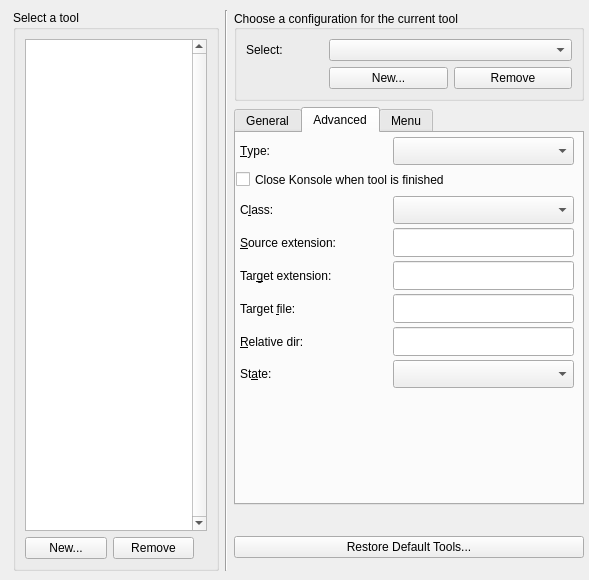
First picture: the form in src/widgets/maintoolconfigwidget.ui, repository KDE/kile, before the edit.
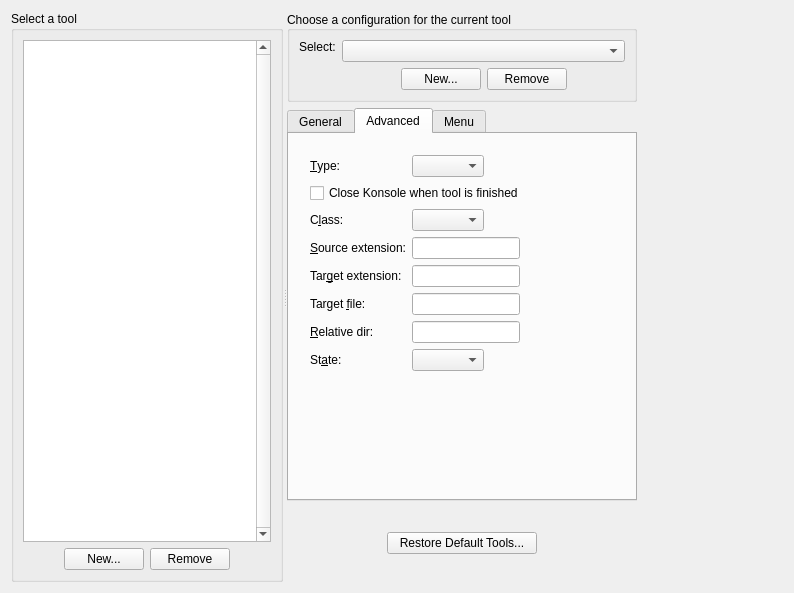
Second picture: the form after the edit. The open tabs and pages were chosen to show the change. Custom widgets are drawn as their Qt base class.

Commit message: Trying to improve the looks of the tool configuration page a little...

```diff
--- a/src/widgets/maintoolconfigwidget.ui
+++ b/src/widgets/maintoolconfigwidget.ui
@@ -1,98 +1,109 @@
 <ui version="4.0" >
  <class>ToolConfigWidget</class>
- <widget class="QWidget" name="ToolConfigWidget" >
-  <property name="geometry" >
+ <widget class="QWidget" name="ToolConfigWidget">
+  <property name="geometry">
    <rect>
     <x>0</x>
     <y>0</y>
-    <width>589</width>
-    <height>580</height>
+    <width>794</width>
+    <height>593</height>
    </rect>
   </property>
-  <property name="sizePolicy" >
-   <sizepolicy vsizetype="Minimum" hsizetype="MinimumExpanding" >
+  <property name="sizePolicy">
+   <sizepolicy hsizetype="MinimumExpanding" vsizetype="Minimum">
     <horstretch>0</horstretch>
     <verstretch>0</verstretch>
    </sizepolicy>
   </property>
-  <property name="minimumSize" >
+  <property name="minimumSize">
    <size>
     <width>0</width>
     <height>0</height>
    </size>
   </property>
-  <property name="windowTitle" >
+  <property name="windowTitle">
    <string>Configure</string>
   </property>
-  <widget class="QWidget" name="" >
-   <property name="geometry" >
-    <rect>
-     <x>13</x>
-     <y>10</y>
-     <width>571</width>
-     <height>561</height>
-    </rect>
-   </property>
-   <layout class="QHBoxLayout" name="horizontalLayout_2" >
+  <layout class="QHBoxLayout" name="horizontalLayout_4">
     <item>
-     <widget class="QGroupBox" name="groupBox_2" >
-      <property name="title" >
+    <widget class="QSplitter" name="splitter">
+     <property name="orientation">
+      <enum>Qt::Horizontal</enum>
+     </property>
+     <property name="childrenCollapsible">
+      <bool>false</bool>
+     </property>
+     <widget class="QGroupBox" name="groupBox_2">
+      <property name="title">
        <string>Select a tool</string>
       </property>
-      <layout class="QVBoxLayout" name="verticalLayout" >
+      <layout class="QVBoxLayout" name="verticalLayout">
        <item>
-        <widget class="QListWidget" name="m_lstbTools" >
-         <property name="sizePolicy" >
-          <sizepolicy vsizetype="MinimumExpanding" hsizetype="Preferred" >
+        <widget class="QListWidget" name="m_lstbTools">
+         <property name="sizePolicy">
+          <sizepolicy hsizetype="Preferred" vsizetype="MinimumExpanding">
            <horstretch>0</horstretch>
            <verstretch>0</verstretch>
           </sizepolicy>
          </property>
-         <property name="minimumSize" >
+         <property name="minimumSize">
           <size>
            <width>0</width>
            <height>0</height>
           </size>
          </property>
-         <property name="contextMenuPolicy" >
+         <property name="contextMenuPolicy">
           <enum>Qt::NoContextMenu</enum>
          </property>
-         <property name="verticalScrollBarPolicy" >
+         <property name="verticalScrollBarPolicy">
           <enum>Qt::ScrollBarAlwaysOn</enum>
          </property>
-         <property name="showDropIndicator" stdset="0" >
+         <property name="showDropIndicator" stdset="0">
           <bool>true</bool>
          </property>
-         <property name="resizeMode" >
+         <property name="resizeMode">
           <enum>QListView::Fixed</enum>
          </property>
         </widget>
        </item>
        <item>
-        <layout class="QHBoxLayout" name="horizontalLayout" >
+        <layout class="QHBoxLayout" name="horizontalLayout">
          <item>
-          <widget class="KPushButton" name="m_pshbNewTool" >
-           <property name="text" >
+          <spacer name="horizontalSpacer_5">
+           <property name="orientation">
+            <enum>Qt::Horizontal</enum>
+           </property>
+           <property name="sizeHint" stdset="0">
+            <size>
+             <width>40</width>
+             <height>20</height>
+            </size>
+           </property>
+          </spacer>
+         </item>
+         <item>
+          <widget class="KPushButton" name="m_pshbNewTool">
+           <property name="text">
             <string>New...</string>
            </property>
           </widget>
          </item>
          <item>
-          <widget class="KPushButton" name="m_pshbRemoveTool" >
-           <property name="text" >
+          <widget class="KPushButton" name="m_pshbRemoveTool">
+           <property name="text">
             <string>Remove</string>
            </property>
           </widget>
          </item>
          <item>
-          <spacer name="horizontalSpacer_3" >
-           <property name="orientation" >
+          <spacer name="horizontalSpacer_3">
+           <property name="orientation">
             <enum>Qt::Horizontal</enum>
            </property>
-           <property name="sizeType" >
-            <enum>QSizePolicy::Fixed</enum>
+           <property name="sizeType">
+            <enum>QSizePolicy::Expanding</enum>
            </property>
-           <property name="sizeHint" stdset="0" >
+           <property name="sizeHint" stdset="0">
             <size>
              <width>13</width>
              <height>20</height>
@@ -104,106 +115,110 @@
        </item>
       </layout>
      </widget>
-    </item>
+     <widget class="QWidget" name="">
+      <layout class="QVBoxLayout" name="verticalLayout_6">
     <item>
-     <widget class="Line" name="m_line" >
-      <property name="sizePolicy" >
-       <sizepolicy vsizetype="Expanding" hsizetype="Fixed" >
-        <horstretch>0</horstretch>
-        <verstretch>0</verstretch>
-       </sizepolicy>
-      </property>
-      <property name="frameShape" >
-       <enum>QFrame::VLine</enum>
-      </property>
-      <property name="frameShadow" >
-       <enum>QFrame::Sunken</enum>
-      </property>
-     </widget>
-    </item>
-    <item>
-     <layout class="QVBoxLayout" name="verticalLayout_2" >
-      <item>
-       <widget class="QGroupBox" name="m_groupBox" >
-        <property name="title" >
+        <widget class="QGroupBox" name="m_groupBox">
+         <property name="title">
          <string>Choose a configuration for the current tool</string>
         </property>
-        <property name="alignment" >
+         <property name="alignment">
          <set>Qt::AlignLeading|Qt::AlignLeft|Qt::AlignVCenter</set>
         </property>
-        <layout class="QGridLayout" name="gridLayout_2" >
-         <item row="0" column="0" >
-          <layout class="QGridLayout" name="gridLayout" >
-           <item row="0" column="0" >
-            <widget class="QLabel" name="m_lbConfig" >
-             <property name="sizePolicy" >
-              <sizepolicy vsizetype="Maximum" hsizetype="Preferred" >
+         <property name="flat">
+          <bool>false</bool>
+         </property>
+         <property name="checkable">
+          <bool>false</bool>
+         </property>
+         <layout class="QVBoxLayout" name="verticalLayout_5">
+          <property name="sizeConstraint">
+           <enum>QLayout::SetDefaultConstraint</enum>
+          </property>
+          <item>
+           <layout class="QFormLayout" name="formLayout_3">
+            <item row="0" column="0">
+             <widget class="QLabel" name="m_lbConfig">
+              <property name="sizePolicy">
+               <sizepolicy hsizetype="Preferred" vsizetype="Maximum">
                <horstretch>0</horstretch>
                <verstretch>0</verstretch>
               </sizepolicy>
              </property>
-             <property name="text" >
+              <property name="text">
               <string>Select:</string>
              </property>
-             <property name="wordWrap" >
+              <property name="wordWrap">
               <bool>false</bool>
              </property>
-             <property name="buddy" >
+              <property name="buddy">
               <cstring>m_cbConfig</cstring>
              </property>
             </widget>
            </item>
-           <item row="0" column="2" colspan="2" >
-            <widget class="KComboBox" name="m_cbConfig" >
-             <property name="sizePolicy" >
-              <sizepolicy vsizetype="Fixed" hsizetype="MinimumExpanding" >
+            <item row="0" column="1">
+             <widget class="KComboBox" name="m_cbConfig">
+              <property name="sizePolicy">
+               <sizepolicy hsizetype="MinimumExpanding" vsizetype="Fixed">
                <horstretch>1</horstretch>
                <verstretch>0</verstretch>
               </sizepolicy>
              </property>
             </widget>
            </item>
-           <item row="1" column="2" >
-            <widget class="KPushButton" name="m_pshbNewConfig" >
-             <property name="sizePolicy" >
-              <sizepolicy vsizetype="Fixed" hsizetype="Preferred" >
+            <item row="1" column="1">
+             <layout class="QHBoxLayout" name="horizontalLayout_3">
+              <item>
+               <spacer name="horizontalSpacer_7">
+                <property name="orientation">
+                 <enum>Qt::Horizontal</enum>
+                </property>
+                <property name="sizeHint" stdset="0">
+                 <size>
+                  <width>40</width>
+                  <height>20</height>
+                 </size>
+                </property>
+               </spacer>
+              </item>
+              <item>
+               <widget class="KPushButton" name="m_pshbNewConfig">
+                <property name="sizePolicy">
+                 <sizepolicy hsizetype="Preferred" vsizetype="Fixed">
                <horstretch>0</horstretch>
                <verstretch>0</verstretch>
               </sizepolicy>
              </property>
-             <property name="text" >
+                <property name="text">
               <string>New...</string>
              </property>
             </widget>
            </item>
-           <item row="1" column="3" >
-            <widget class="KPushButton" name="m_pshbRemoveConfig" >
-             <property name="sizePolicy" >
-              <sizepolicy vsizetype="Fixed" hsizetype="Preferred" >
+              <item>
+               <widget class="KPushButton" name="m_pshbRemoveConfig">
+                <property name="sizePolicy">
+                 <sizepolicy hsizetype="Preferred" vsizetype="Fixed">
                <horstretch>0</horstretch>
                <verstretch>0</verstretch>
               </sizepolicy>
              </property>
-             <property name="minimumSize" >
+                <property name="minimumSize">
               <size>
                <width>0</width>
                <height>0</height>
               </size>
              </property>
-             <property name="text" >
+                <property name="text">
               <string>Remove</string>
              </property>
             </widget>
            </item>
-           <item row="0" column="1" >
-            <spacer name="horizontalSpacer_2" >
-             <property name="orientation" >
+              <item>
+               <spacer name="horizontalSpacer_6">
+                <property name="orientation">
               <enum>Qt::Horizontal</enum>
              </property>
-             <property name="sizeType" >
-              <enum>QSizePolicy::Expanding</enum>
-             </property>
-             <property name="sizeHint" stdset="0" >
+                <property name="sizeHint" stdset="0">
               <size>
                <width>40</width>
                <height>20</height>
@@ -214,472 +229,430 @@
           </layout>
          </item>
         </layout>
+          </item>
+         </layout>
        </widget>
       </item>
       <item>
-       <widget class="KTabWidget" name="m_tab" >
-        <property name="sizePolicy" >
-         <sizepolicy vsizetype="MinimumExpanding" hsizetype="MinimumExpanding" >
+        <widget class="KTabWidget" name="m_tab">
+         <property name="sizePolicy">
+          <sizepolicy hsizetype="MinimumExpanding" vsizetype="MinimumExpanding">
           <horstretch>0</horstretch>
           <verstretch>0</verstretch>
          </sizepolicy>
         </property>
-        <property name="minimumSize" >
+         <property name="minimumSize">
          <size>
           <width>350</width>
           <height>0</height>
          </size>
         </property>
-        <property name="currentIndex" >
-         <number>0</number>
-        </property>
-        <widget class="QWidget" name="tab" >
-         <attribute name="title" >
+         <property name="currentIndex">
+          <number>2</number>
+         </property>
+         <widget class="QWidget" name="tab">
+          <attribute name="title">
           <string>General</string>
          </attribute>
-         <widget class="QWidget" name="layoutWidget" >
-          <property name="geometry" >
-           <rect>
-            <x>0</x>
-            <y>0</y>
-            <width>330</width>
-            <height>306</height>
-           </rect>
-          </property>
-          <layout class="QVBoxLayout" name="verticalLayout_3" >
+          <layout class="QVBoxLayout" name="verticalLayout_7">
            <item>
-            <widget class="QStackedWidget" name="m_stackBasic" >
-             <property name="sizePolicy" >
-              <sizepolicy vsizetype="MinimumExpanding" hsizetype="Expanding" >
+            <layout class="QVBoxLayout" name="verticalLayout_3">
+             <item>
+              <widget class="QStackedWidget" name="m_stackBasic">
+               <property name="sizePolicy">
+                <sizepolicy hsizetype="Expanding" vsizetype="MinimumExpanding">
                <horstretch>0</horstretch>
                <verstretch>0</verstretch>
               </sizepolicy>
              </property>
-             <property name="minimumSize" >
+               <property name="minimumSize">
               <size>
                <width>0</width>
                <height>200</height>
               </size>
              </property>
-             <property name="currentIndex" >
+               <property name="currentIndex">
               <number>1</number>
              </property>
-             <widget class="QWidget" name="page" />
-             <widget class="QWidget" name="page_2" />
+               <widget class="QWidget" name="page"/>
+               <widget class="QWidget" name="page_2"/>
             </widget>
            </item>
            <item>
-            <widget class="QStackedWidget" name="m_stackExtra" >
-             <property name="sizePolicy" >
-              <sizepolicy vsizetype="Preferred" hsizetype="Expanding" >
+              <widget class="QStackedWidget" name="m_stackExtra">
+               <property name="sizePolicy">
+                <sizepolicy hsizetype="Expanding" vsizetype="Preferred">
                <horstretch>0</horstretch>
                <verstretch>0</verstretch>
               </sizepolicy>
              </property>
-             <property name="currentIndex" >
-              <number>1</number>
-             </property>
-             <widget class="QWidget" name="page_3" />
-             <widget class="QWidget" name="page_4" />
+               <property name="currentIndex">
+                <number>0</number>
+               </property>
+               <widget class="QWidget" name="page_3"/>
+               <widget class="QWidget" name="page_4"/>
             </widget>
            </item>
           </layout>
+           </item>
+          </layout>
          </widget>
-        </widget>
-        <widget class="QWidget" name="tab" >
-         <attribute name="title" >
+         <widget class="QWidget" name="tab">
+          <attribute name="title">
           <string>Advanced</string>
          </attribute>
-         <widget class="KComboBox" name="m_cbType" >
-          <property name="geometry" >
-           <rect>
-            <x>157</x>
-            <y>4</y>
-            <width>181</width>
-            <height>28</height>
-           </rect>
-          </property>
-          <property name="sizePolicy" >
-           <sizepolicy vsizetype="Fixed" hsizetype="Fixed" >
-            <horstretch>0</horstretch>
-            <verstretch>0</verstretch>
-           </sizepolicy>
-          </property>
-         </widget>
-         <widget class="QLabel" name="m_lbType" >
-          <property name="geometry" >
-           <rect>
-            <x>4</x>
-            <y>4</y>
-            <width>199</width>
-            <height>28</height>
-           </rect>
-          </property>
-          <property name="text" >
+          <layout class="QVBoxLayout" name="verticalLayout_2">
+           <item>
+            <layout class="QFormLayout" name="formLayout">
+             <property name="sizeConstraint">
+              <enum>QLayout::SetDefaultConstraint</enum>
+             </property>
+             <property name="fieldGrowthPolicy">
+              <enum>QFormLayout::ExpandingFieldsGrow</enum>
+             </property>
+             <property name="rowWrapPolicy">
+              <enum>QFormLayout::DontWrapRows</enum>
+             </property>
+             <property name="labelAlignment">
+              <set>Qt::AlignLeading|Qt::AlignLeft|Qt::AlignVCenter</set>
+             </property>
+             <property name="margin">
+              <number>12</number>
+             </property>
+             <item row="0" column="0">
+              <widget class="QLabel" name="m_lbType">
+               <property name="text">
            <string>&amp;Type:</string>
           </property>
-          <property name="wordWrap" >
+               <property name="wordWrap">
            <bool>false</bool>
           </property>
-          <property name="buddy" >
+               <property name="buddy">
            <cstring>m_cbType</cstring>
           </property>
          </widget>
-         <widget class="KLineEdit" name="m_leRelDir" >
-          <property name="enabled" >
-           <bool>true</bool>
-          </property>
-          <property name="geometry" >
-           <rect>
-            <x>157</x>
-            <y>194</y>
-            <width>181</width>
-            <height>29</height>
-           </rect>
-          </property>
-          <property name="sizePolicy" >
-           <sizepolicy vsizetype="Fixed" hsizetype="Fixed" >
+             </item>
+             <item row="0" column="1">
+              <widget class="KComboBox" name="m_cbType">
+               <property name="sizePolicy">
+                <sizepolicy hsizetype="Fixed" vsizetype="Fixed">
             <horstretch>0</horstretch>
             <verstretch>0</verstretch>
            </sizepolicy>
           </property>
          </widget>
-         <widget class="QLabel" name="textLabel2" >
-          <property name="geometry" >
-           <rect>
-            <x>4</x>
-            <y>194</y>
-            <width>199</width>
-            <height>29</height>
-           </rect>
-          </property>
-          <property name="text" >
-           <string>&amp;Relative dir:</string>
-          </property>
-          <property name="wordWrap" >
-           <bool>false</bool>
-          </property>
-          <property name="buddy" >
-           <cstring>m_leRelDir</cstring>
-          </property>
-         </widget>
-         <widget class="QLabel" name="textLabel1" >
-          <property name="geometry" >
-           <rect>
-            <x>4</x>
-            <y>161</y>
-            <width>199</width>
-            <height>29</height>
-           </rect>
-          </property>
-          <property name="text" >
-           <string>Target &amp;file:</string>
-          </property>
-          <property name="wordWrap" >
-           <bool>false</bool>
-          </property>
-          <property name="buddy" >
-           <cstring>m_leFile</cstring>
-          </property>
-         </widget>
-         <widget class="QLabel" name="m_lbTarget" >
-          <property name="geometry" >
-           <rect>
-            <x>4</x>
-            <y>128</y>
-            <width>199</width>
-            <height>29</height>
-           </rect>
-          </property>
-          <property name="text" >
-           <string>Tar&amp;get extension:</string>
-          </property>
-          <property name="wordWrap" >
-           <bool>false</bool>
-          </property>
-          <property name="buddy" >
-           <cstring>m_leTarget</cstring>
-          </property>
-         </widget>
-         <widget class="KLineEdit" name="m_leFile" >
-          <property name="enabled" >
-           <bool>true</bool>
-          </property>
-          <property name="geometry" >
-           <rect>
-            <x>157</x>
-            <y>161</y>
-            <width>181</width>
-            <height>29</height>
-           </rect>
-          </property>
-          <property name="sizePolicy" >
-           <sizepolicy vsizetype="Fixed" hsizetype="Fixed" >
-            <horstretch>0</horstretch>
-            <verstretch>0</verstretch>
-           </sizepolicy>
-          </property>
-         </widget>
-         <widget class="KLineEdit" name="m_leTarget" >
-          <property name="geometry" >
-           <rect>
-            <x>157</x>
-            <y>128</y>
-            <width>181</width>
-            <height>29</height>
-           </rect>
-          </property>
-          <property name="sizePolicy" >
-           <sizepolicy vsizetype="Fixed" hsizetype="Fixed" >
-            <horstretch>0</horstretch>
-            <verstretch>0</verstretch>
-           </sizepolicy>
-          </property>
-         </widget>
-         <widget class="KLineEdit" name="m_leSource" >
-          <property name="geometry" >
-           <rect>
-            <x>157</x>
-            <y>95</y>
-            <width>181</width>
-            <height>29</height>
-           </rect>
-          </property>
-          <property name="sizePolicy" >
-           <sizepolicy vsizetype="Fixed" hsizetype="Fixed" >
-            <horstretch>0</horstretch>
-            <verstretch>0</verstretch>
-           </sizepolicy>
-          </property>
-         </widget>
-         <widget class="QLabel" name="m_lbSource" >
-          <property name="geometry" >
-           <rect>
-            <x>4</x>
-            <y>95</y>
-            <width>199</width>
-            <height>29</height>
-           </rect>
-          </property>
-          <property name="text" >
-           <string>&amp;Source extension:</string>
-          </property>
-          <property name="wordWrap" >
-           <bool>false</bool>
-          </property>
-          <property name="buddy" >
-           <cstring>m_leSource</cstring>
-          </property>
-         </widget>
-         <widget class="QLabel" name="m_lbClass" >
-          <property name="geometry" >
-           <rect>
-            <x>4</x>
-            <y>63</y>
-            <width>199</width>
-            <height>28</height>
-           </rect>
-          </property>
-          <property name="text" >
+             </item>
+             <item row="1" column="0" colspan="2">
+              <widget class="QCheckBox" name="m_ckClose">
+               <property name="text">
+                <string>Close Konsole when tool is finished</string>
+               </property>
+              </widget>
+             </item>
+             <item row="2" column="0">
+              <widget class="QLabel" name="m_lbClass">
+               <property name="text">
            <string>C&amp;lass:</string>
           </property>
-          <property name="wordWrap" >
+               <property name="wordWrap">
            <bool>false</bool>
           </property>
-          <property name="buddy" >
+               <property name="buddy">
            <cstring>m_cbClass</cstring>
           </property>
          </widget>
-         <widget class="QCheckBox" name="m_ckClose" >
-          <property name="geometry" >
-           <rect>
-            <x>0</x>
-            <y>35</y>
-            <width>334</width>
-            <height>23</height>
-           </rect>
-          </property>
-          <property name="text" >
-           <string>Close Konsole when tool is finished</string>
-          </property>
-         </widget>
-         <widget class="KComboBox" name="m_cbClass" >
-          <property name="geometry" >
-           <rect>
-            <x>157</x>
-            <y>63</y>
-            <width>181</width>
-            <height>28</height>
-           </rect>
-          </property>
-          <property name="sizePolicy" >
-           <sizepolicy vsizetype="Fixed" hsizetype="Fixed" >
+             </item>
+             <item row="2" column="1">
+              <widget class="KComboBox" name="m_cbClass">
+               <property name="sizePolicy">
+                <sizepolicy hsizetype="Fixed" vsizetype="Fixed">
+                 <horstretch>0</horstretch>
+                 <verstretch>0</verstretch>
+                </sizepolicy>
+               </property>
+              </widget>
+             </item>
+             <item row="3" column="0">
+              <widget class="QLabel" name="m_lbSource">
+               <property name="text">
+                <string>&amp;Source extension:</string>
+               </property>
+               <property name="wordWrap">
+                <bool>false</bool>
+               </property>
+               <property name="buddy">
+                <cstring>m_leSource</cstring>
+               </property>
+              </widget>
+             </item>
+             <item row="3" column="1">
+              <widget class="KLineEdit" name="m_leSource">
+               <property name="sizePolicy">
+                <sizepolicy hsizetype="Fixed" vsizetype="Fixed">
+                 <horstretch>0</horstretch>
+                 <verstretch>0</verstretch>
+                </sizepolicy>
+               </property>
+              </widget>
+             </item>
+             <item row="4" column="0">
+              <widget class="QLabel" name="m_lbTarget">
+               <property name="text">
+                <string>Tar&amp;get extension:</string>
+               </property>
+               <property name="wordWrap">
+                <bool>false</bool>
+               </property>
+               <property name="buddy">
+                <cstring>m_leTarget</cstring>
+               </property>
+              </widget>
+             </item>
+             <item row="4" column="1">
+              <widget class="KLineEdit" name="m_leTarget">
+               <property name="sizePolicy">
+                <sizepolicy hsizetype="Fixed" vsizetype="Fixed">
             <horstretch>0</horstretch>
             <verstretch>0</verstretch>
            </sizepolicy>
           </property>
          </widget>
-         <widget class="QLabel" name="m_lbState" >
-          <property name="geometry" >
-           <rect>
-            <x>4</x>
-            <y>227</y>
-            <width>199</width>
-            <height>28</height>
-           </rect>
-          </property>
-          <property name="text" >
+             </item>
+             <item row="5" column="0">
+              <widget class="QLabel" name="textLabel1">
+               <property name="text">
+                <string>Target &amp;file:</string>
+               </property>
+               <property name="wordWrap">
+                <bool>false</bool>
+               </property>
+               <property name="buddy">
+                <cstring>m_leFile</cstring>
+               </property>
+              </widget>
+             </item>
+             <item row="5" column="1">
+              <widget class="KLineEdit" name="m_leFile">
+               <property name="enabled">
+                <bool>true</bool>
+               </property>
+               <property name="sizePolicy">
+                <sizepolicy hsizetype="Fixed" vsizetype="Fixed">
+                 <horstretch>0</horstretch>
+                 <verstretch>0</verstretch>
+                </sizepolicy>
+               </property>
+              </widget>
+             </item>
+             <item row="6" column="0">
+              <widget class="QLabel" name="textLabel2">
+               <property name="text">
+                <string>&amp;Relative dir:</string>
+               </property>
+               <property name="wordWrap">
+                <bool>false</bool>
+               </property>
+               <property name="buddy">
+                <cstring>m_leRelDir</cstring>
+               </property>
+              </widget>
+             </item>
+             <item row="6" column="1">
+              <widget class="KLineEdit" name="m_leRelDir">
+               <property name="enabled">
+                <bool>true</bool>
+               </property>
+               <property name="sizePolicy">
+                <sizepolicy hsizetype="Fixed" vsizetype="Fixed">
+                 <horstretch>0</horstretch>
+                 <verstretch>0</verstretch>
+                </sizepolicy>
+               </property>
+              </widget>
+             </item>
+             <item row="7" column="0">
+              <widget class="QLabel" name="m_lbState">
+               <property name="text">
            <string>St&amp;ate:</string>
           </property>
-          <property name="wordWrap" >
+               <property name="wordWrap">
            <bool>false</bool>
           </property>
-          <property name="buddy" >
+               <property name="buddy">
            <cstring>m_cbState</cstring>
           </property>
          </widget>
-         <widget class="KComboBox" name="m_cbState" >
-          <property name="geometry" >
-           <rect>
-            <x>157</x>
-            <y>227</y>
-            <width>181</width>
-            <height>28</height>
-           </rect>
-          </property>
+             </item>
+             <item row="7" column="1">
+              <widget class="KComboBox" name="m_cbState"/>
+             </item>
+            </layout>
+           </item>
+          </layout>
          </widget>
-        </widget>
-        <widget class="QWidget" name="TabPage" >
-         <attribute name="title" >
+         <widget class="QWidget" name="TabPage">
+          <attribute name="title">
           <string>Menu</string>
          </attribute>
-         <widget class="QLabel" name="m_lbMenu" >
-          <property name="geometry" >
-           <rect>
-            <x>4</x>
-            <y>4</y>
-            <width>253</width>
-            <height>28</height>
-           </rect>
-          </property>
-          <property name="text" >
+          <layout class="QVBoxLayout" name="verticalLayout_4">
+           <item>
+            <layout class="QFormLayout" name="formLayout_2">
+             <property name="labelAlignment">
+              <set>Qt::AlignLeading|Qt::AlignLeft|Qt::AlignVCenter</set>
+             </property>
+             <property name="margin">
+              <number>12</number>
+             </property>
+             <item row="0" column="0">
+              <widget class="QLabel" name="m_lbMenu">
+               <property name="text">
            <string>Add tool to Build &amp;menu:</string>
           </property>
-          <property name="wordWrap" >
+               <property name="wordWrap">
            <bool>false</bool>
           </property>
-          <property name="buddy" >
+               <property name="buddy">
            <cstring>m_cbMenu</cstring>
           </property>
          </widget>
-         <widget class="KComboBox" name="m_cbMenu" >
-          <property name="geometry" >
-           <rect>
-            <x>187</x>
-            <y>4</y>
-            <width>151</width>
-            <height>28</height>
-           </rect>
-          </property>
-          <property name="sizePolicy" >
-           <sizepolicy vsizetype="Fixed" hsizetype="Fixed" >
+             </item>
+             <item row="0" column="1">
+              <widget class="KComboBox" name="m_cbMenu">
+               <property name="sizePolicy">
+                <sizepolicy hsizetype="Fixed" vsizetype="Fixed">
             <horstretch>0</horstretch>
             <verstretch>0</verstretch>
            </sizepolicy>
           </property>
          </widget>
-         <widget class="QLabel" name="m_lbIcon" >
-          <property name="geometry" >
-           <rect>
-            <x>4</x>
-            <y>36</y>
-            <width>253</width>
-            <height>28</height>
-           </rect>
-          </property>
-          <property name="text" >
+             </item>
+             <item row="1" column="0">
+              <widget class="QLabel" name="m_lbIcon">
+               <property name="text">
            <string>&amp;Icon:</string>
           </property>
-          <property name="wordWrap" >
+               <property name="wordWrap">
            <bool>false</bool>
           </property>
-          <property name="buddy" >
+               <property name="buddy">
            <cstring>m_pshbIcon</cstring>
           </property>
          </widget>
-         <widget class="KPushButton" name="m_pshbIcon" >
-          <property name="geometry" >
-           <rect>
-            <x>187</x>
-            <y>36</y>
-            <width>151</width>
-            <height>28</height>
-           </rect>
-          </property>
-          <property name="text" >
+             </item>
+             <item row="1" column="1">
+              <widget class="KPushButton" name="m_pshbIcon">
+               <property name="text">
            <string/>
           </property>
          </widget>
+             </item>
+            </layout>
+           </item>
+          </layout>
         </widget>
        </widget>
       </item>
       <item>
-       <spacer name="spacer" >
-        <property name="orientation" >
+        <spacer name="spacer">
+         <property name="orientation">
          <enum>Qt::Vertical</enum>
         </property>
-        <property name="sizeType" >
+         <property name="sizeType">
          <enum>QSizePolicy::Preferred</enum>
         </property>
-        <property name="sizeHint" stdset="0" >
+         <property name="sizeHint" stdset="0">
          <size>
-          <width>347</width>
+           <width>98</width>
           <height>25</height>
          </size>
         </property>
        </spacer>
       </item>
       <item>
-       <widget class="KPushButton" name="m_pshbDefault" >
-        <property name="sizePolicy" >
-         <sizepolicy vsizetype="Fixed" hsizetype="MinimumExpanding" >
+        <layout class="QHBoxLayout" name="horizontalLayout_2">
+         <item>
+          <spacer name="horizontalSpacer">
+           <property name="orientation">
+            <enum>Qt::Horizontal</enum>
+           </property>
+           <property name="sizeHint" stdset="0">
+            <size>
+             <width>40</width>
+             <height>20</height>
+            </size>
+           </property>
+          </spacer>
+         </item>
+         <item>
+          <widget class="KPushButton" name="m_pshbDefault">
+           <property name="sizePolicy">
+            <sizepolicy hsizetype="MinimumExpanding" vsizetype="Fixed">
           <horstretch>0</horstretch>
           <verstretch>0</verstretch>
          </sizepolicy>
         </property>
-        <property name="minimumSize" >
+           <property name="minimumSize">
          <size>
           <width>150</width>
           <height>0</height>
          </size>
         </property>
-        <property name="text" >
+           <property name="text">
          <string>Restore Default Tools...</string>
         </property>
        </widget>
       </item>
       <item>
-       <spacer name="spacer_2" >
-        <property name="orientation" >
+          <spacer name="horizontalSpacer_4">
+           <property name="orientation">
+            <enum>Qt::Horizontal</enum>
+           </property>
+           <property name="sizeHint" stdset="0">
+            <size>
+             <width>40</width>
+             <height>20</height>
+            </size>
+           </property>
+          </spacer>
+         </item>
+        </layout>
+       </item>
+       <item>
+        <spacer name="spacer_2">
+         <property name="orientation">
          <enum>Qt::Vertical</enum>
         </property>
-        <property name="sizeType" >
+         <property name="sizeType">
          <enum>QSizePolicy::Fixed</enum>
         </property>
-        <property name="sizeHint" stdset="0" >
+         <property name="sizeHint" stdset="0">
          <size>
-          <width>347</width>
-          <height>13</height>
+           <width>68</width>
+           <height>28</height>
          </size>
         </property>
        </spacer>
       </item>
      </layout>
-    </item>
-   </layout>
-  </widget>
- </widget>
- <layoutfunction spacing="KDialog::spacingHint" margin="KDialog::marginHint" />
+     </widget>
+    </widget>
+   </item>
+   <item>
+    <spacer name="horizontalSpacer_2">
+     <property name="orientation">
+      <enum>Qt::Horizontal</enum>
+     </property>
+     <property name="sizeHint" stdset="0">
+      <size>
+       <width>150</width>
+       <height>20</height>
+      </size>
+     </property>
+    </spacer>
+   </item>
+  </layout>
+ </widget>
+ <layoutfunction spacing="KDialog::spacingHint" margin="KDialog::marginHint"/>
  <pixmapfunction>qPixmapFromMimeSource</pixmapfunction>
  <customwidgets>
   <customwidget>
```
Left out of the diff: 3 changed lines with no effect on the pictures. Lines whose indentation alone changed are shown as unchanged. The commit also changes 3 other files.
